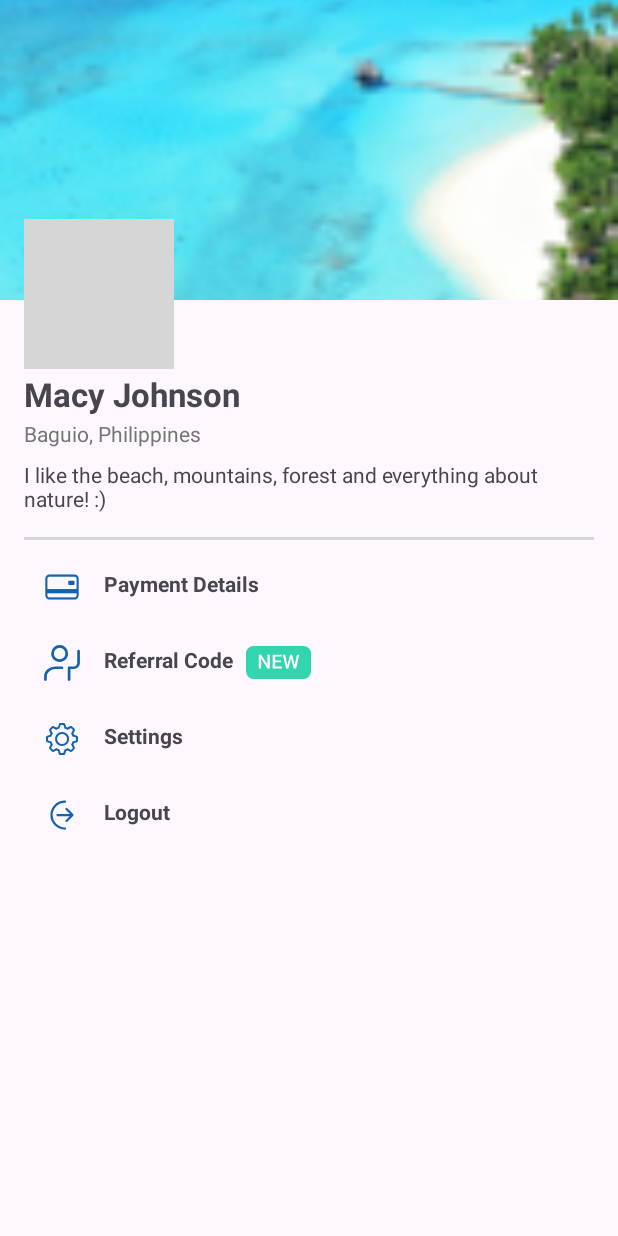
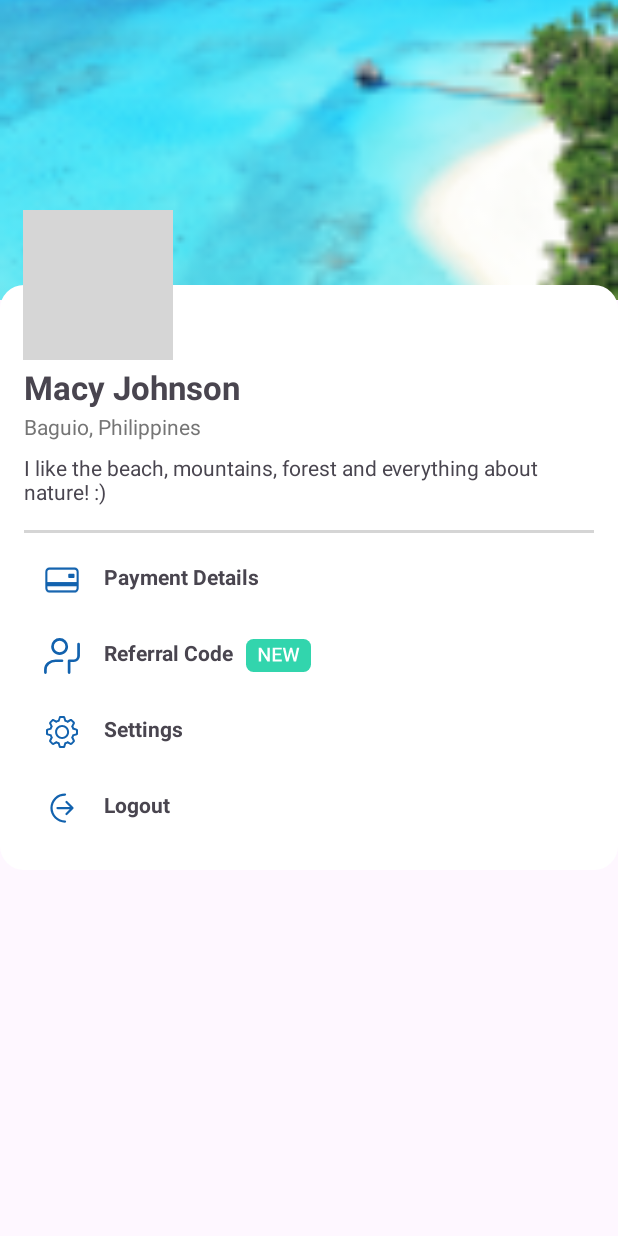
Before and after one commit to TomasMallo22/TP3FickleFlightGrupo3, an Android app: the fragment ProfileFragment shown on its own in the app's theme, on a phone screen of 412 x 824 dp. Run offline under Robolectric (Android 15) with nearby library versions, the phone set to English and light mode, and no system bars; our stand-ins replace data binding; grey boxes are pictures that could not be loaded.

Commit message:
Fragment profile

```diff
--- a/app/src/main/res/layout/fragment_profile.xml
+++ b/app/src/main/res/layout/fragment_profile.xml
@@ -25,27 +25,20 @@
         <ScrollView
             android:layout_width="wrap_content"
             android:layout_height="wrap_content"
-            android:layout_marginTop="130dp"
-            android:padding="16dp">
+            android:layout_marginTop="190dp"
+            android:padding="16dp"
+            android:background="@drawable/rounded_background">
 
             <LinearLayout
                 android:layout_width="match_parent"
                 android:layout_height="wrap_content"
+                android:layout_marginTop="35dp"
                 android:orientation="vertical">
 
                 <FrameLayout
                     android:layout_width="wrap_content"
                     android:layout_height="wrap_content">
 
-                    <ImageView
-                        android:layout_width="100dp"
-                        android:layout_height="100dp"
-                        android:layout_gravity="start"
-                        android:background="@drawable/ic_profile_image_border"
-                        android:clipToOutline="true"
-                        android:contentDescription="@string/profile_picture"
-                        android:scaleType="centerCrop"
-                        android:src="@mipmap/ic_profile_image_round" />
                 </FrameLayout>
 
                 <TextView
@@ -185,5 +178,17 @@
                 </LinearLayout>
             </LinearLayout>
         </ScrollView>
+
+        <ImageView
+            android:layout_width="100dp"
+            android:layout_height="100dp"
+            android:layout_gravity="start"
+            android:layout_marginStart="15dp"
+            android:layout_marginTop="140dp"
+            android:background="@drawable/ic_profile_image_border"
+            android:clipToOutline="true"
+            android:contentDescription="@string/profile_picture"
+            android:scaleType="centerCrop"
+            android:src="@mipmap/ic_profile_image_round" />
     </androidx.coordinatorlayout.widget.CoordinatorLayout>
 </layout>
```
